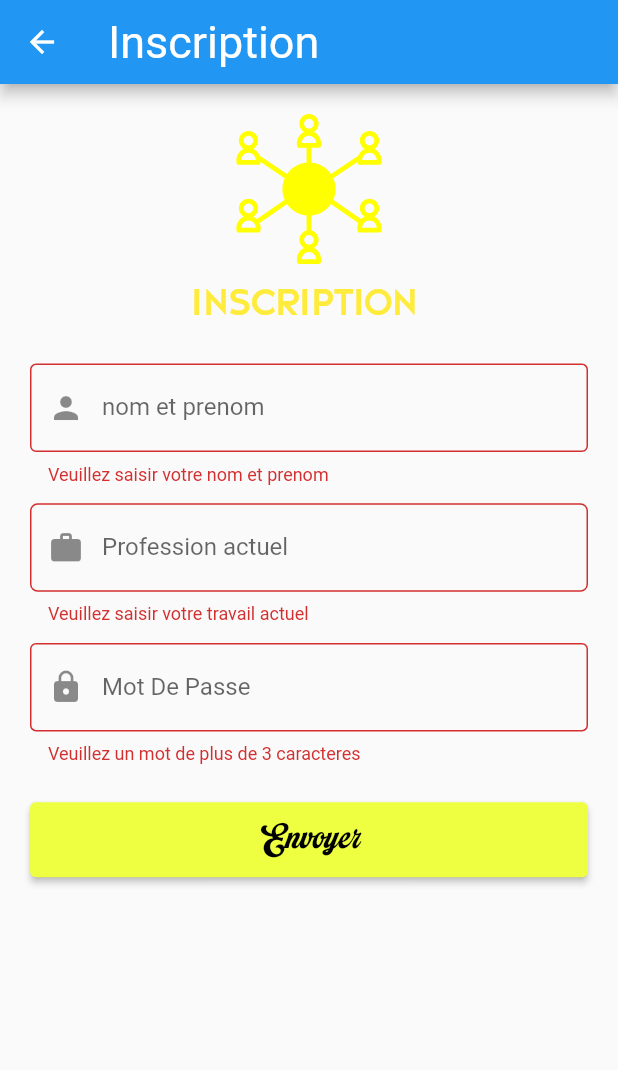
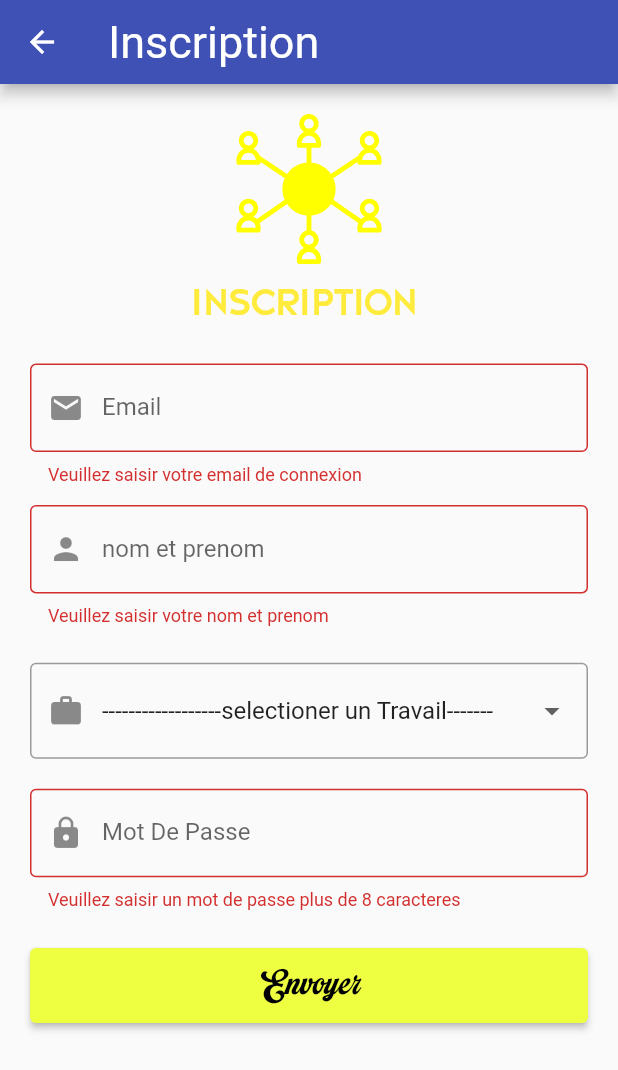
Before and after one commit to RucelTsafack8/MonAppliFlutter, a Flutter app: the RegisterPage screen opened directly, after a tap on "Envoyer", on a phone screen of 412 x 824 dp. Shown: the top 1070 px of the screen. Run offline on Flutter 3.47's test engine with Material 2 defaults, Android fonts, the phone set to English and light mode, and no system bars; our stand-ins replace firebase_core, flutter_svg; accounts and stored records are empty; project files that could hold a hidden picture were left out.

```diff
--- a/lib/screens/guest/Auth.dart
+++ b/lib/screens/guest/Auth.dart
@@ -36,9 +36,11 @@ class _HomeState extends State<AuthPage> {
           title: const Text("Premier pas"),
           titleTextStyle: const TextStyle(
             fontSize: 30.0,
+            color: Colors.white,
           ),
         ),
-        body: Center(
+        body: Container(
+          color: Colors.lightBlue[50],
           child: SingleChildScrollView(
             padding: const EdgeInsets.all(20),
             child: Column(
--- a/lib/screens/guest/Inscription.dart
+++ b/lib/screens/guest/Inscription.dart
@@ -21,9 +21,14 @@ class _HomeState extends State<RegisterPage> {
   // ignore: non_constant_identifier_names
   final Nomcontroller = TextEditingController();
   // ignore: non_constant_identifier_names
-  final Travailcontroller = TextEditingController();
+  final Emailcontroller = TextEditingController();
+  // ignore: non_constant_identifier_names
+  String TravailUser = "-1";
   // ignore: non_constant_identifier_names
   final MotDePassecontroller = TextEditingController();
+
+  ///uploader une image
+  ///
 
   ///le dispose de la minimalisation de l'application
   @override
@@ -31,8 +36,7 @@ class _HomeState extends State<RegisterPage> {
     super.dispose();
 
     Nomcontroller.dispose();
-
-    Travailcontroller.dispose();
+    Emailcontroller.dispose();
 
     MotDePassecontroller.dispose();
   }
@@ -59,7 +63,6 @@ class _HomeState extends State<RegisterPage> {
                 crossAxisAlignment: CrossAxisAlignment.center,
                 mainAxisAlignment: MainAxisAlignment.center,
                 children: [
-
                   SvgPicture.asset(
                     'assets/images/connection.svg',
                     // ignore: deprecated_member_use
@@ -83,6 +86,23 @@ class _HomeState extends State<RegisterPage> {
                     height: 25.2,
                   ),
                   TextFormField(
+                    keyboardType: TextInputType.emailAddress,
+                    decoration: const InputDecoration(
+                        labelText: "Email",
+                        border: OutlineInputBorder(),
+                        prefixIcon: Icon(Icons.email)),
+                    validator: (value) {
+                      if (value == null || value.isEmpty) {
+                        return ("Veuillez saisir votre email de connexion");
+                      }
+                      return null;
+                    },
+                    controller: Emailcontroller,
+                  ),
+                  const SizedBox(
+                    height: 13.2,
+                  ),
+                  TextFormField(
                     keyboardType: TextInputType.name,
                     decoration: const InputDecoration(
                         labelText: "nom et prenom",
@@ -99,26 +119,57 @@ class _HomeState extends State<RegisterPage> {
                   const SizedBox(
                     height: 12.1,
                   ),
-                  TextFormField(
-                    keyboardType: TextInputType.text,
-                    decoration: const InputDecoration(
-                        labelText: "Profession actuel",
-                        border: OutlineInputBorder(
-                            borderRadius: BorderRadius.all(Radius.circular(5)),
-                            borderSide: BorderSide(
-                                color: Color.fromARGB(192, 168, 56, 1))),
-                        prefixIcon: Icon(Icons.work)),
-                    validator: (value) {
-                      if (value == null || value.isEmpty) {
-                        return ("Veuillez saisir votre travail actuel");
-                      }
-                      return null;
-                    },
-                    controller: Travailcontroller,
-                  ),
+
                   const SizedBox(
                     height: 12.1,
                   ),
+                  DropdownButtonFormField(
+                      decoration: const InputDecoration(
+                        border: OutlineInputBorder(),
+                        prefixIcon: Icon(Icons.work),
+                      ),
+                      items: const [
+                        DropdownMenuItem(
+                          value: '-1',
+                          child: Text(
+                              '------------------selectioner un Travail-------'),
+                        ),
+                        DropdownMenuItem(
+                          value: 'Etudiant informatique',
+                          child: Text('Etudiant informatique'),
+                        ),
+                        DropdownMenuItem(
+                          value: 'Debutant Programmation',
+                          child: Text('Debutant Programmation'),
+                        ),
+                        DropdownMenuItem(
+                          value: 'Developpeur Web',
+                          child: Text('Develloppeur Web'),
+                        ),
+                        DropdownMenuItem(
+                          value: 'Developpeur App',
+                          child: Text('Develloppeur App'),
+                        ),
+                        DropdownMenuItem(
+                          value: 'Data Analist/Scientist',
+                          child: Text('Data Analist/Scientist'),
+                        ),
+                        DropdownMenuItem(
+                          value: 'Developpeur IA',
+                          child: Text('Developpeur IA'),
+                        ),
+                        DropdownMenuItem(
+                          value: 'Autre Travail',
+                          child: Text('Autre Travail'),
+                        ),
+                      ],
+                      value: TravailUser,
+                      onChanged: (value) {
+                        setState(() {
+                          TravailUser = value!;
+                        });
+                      }),
+                  const Padding(padding: EdgeInsets.all(10)),
                   TextFormField(
                     obscureText: _isSecret,
                     keyboardType: TextInputType.text,
@@ -128,7 +179,7 @@ class _HomeState extends State<RegisterPage> {
                         prefixIcon: Icon(Icons.lock)),
                     validator: (value) {
                       if (value == null || value.isEmpty && value.length <= 3) {
-                        return ("Veuillez un mot de plus de 3 caracteres");
+                        return ("Veuillez saisir un mot de passe plus de 8 caracteres");
                       }
                       return null;
                     },
@@ -154,23 +205,27 @@ class _HomeState extends State<RegisterPage> {
                           // ignore: non_constant_identifier_names
                           final NomPrenom = Nomcontroller.text;
                           // ignore: non_constant_identifier_names
-                          final Travail = Travailcontroller.text;
+                          final Travail = TravailUser;
+                          // ignore: non_constant_identifier_names
+                          final Email = Emailcontroller.text;
                           // ignore: non_constant_identifier_names
                           final MotDePasse = MotDePassecontroller.text;
+                          ///insertion des donnees dans la base de donnee
+
+                          ///fin d'insertion
+
                           Navigator.push(
                             context,
-
                             MaterialPageRoute(
-                                    builder: (context) =>
-                                      const LoginPage(),
+                              builder: (context) => const LoginPage(),
                               // arguments: {'Email':Email},
                             ),
-
                           );
 
                           ScaffoldMessenger.of(context).showSnackBar(SnackBar(
                               content: Text(
-                                  "le nom: $NomPrenom et le travail: $Travail .....et le mot de passe est $MotDePasse")));
+                            "le nom: $NomPrenom et le travail: $Travail .....et le mot de passe est $MotDePasse et l'email est $Email",
+                          )));
                           FocusScope.of(context).requestFocus(FocusNode());
                         }
                       },
--- a/pubspec.yaml
+++ b/pubspec.yaml
@@ -37,6 +37,11 @@ dependencies:
   # Use with the CupertinoIcons class for iOS style icons.
   cupertino_icons: ^1.0.2
   flutter_session_manager: ^1.0.3
+  image_picker: ^1.0.4
+  firebase_core: ^2.18.0
+  cloud_firestore: ^4.10.0
+  http: ^1.1.0
+  mysql1: ^0.20.0
 
 
 dev_dependencies:
```
Also changed, not shown: lib/main.dart (+24 -6 lines), lib/screens/ListeUser.dart (added, +41 -0 lines), lib/screens/UserPage.dart (+7 -1 lines), lib/screens/guest/connexion.dart (+35 -9 lines), lib/firebase_options.dart (added), pubspec.lock, 11 other files. Lines whose indentation alone changed are shown as unchanged.
